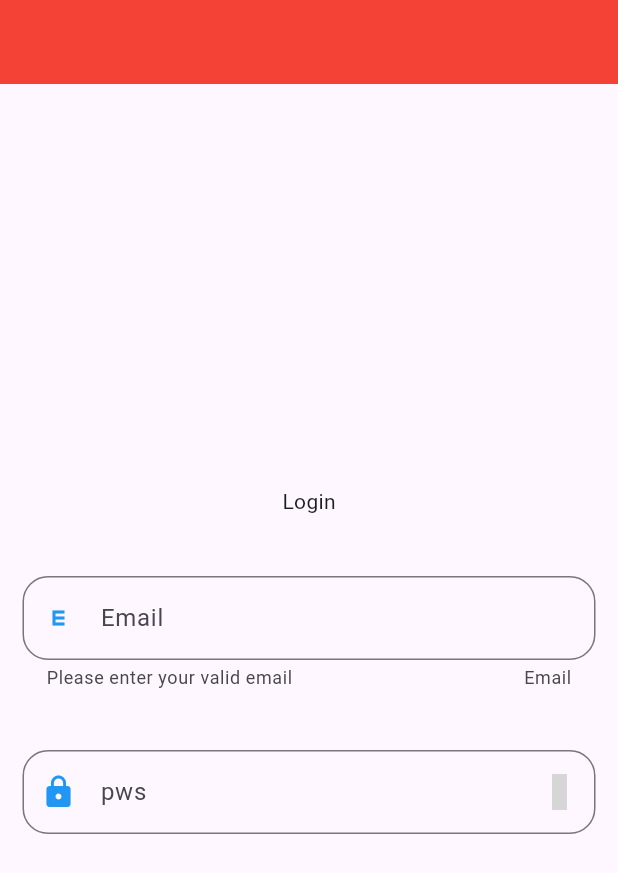
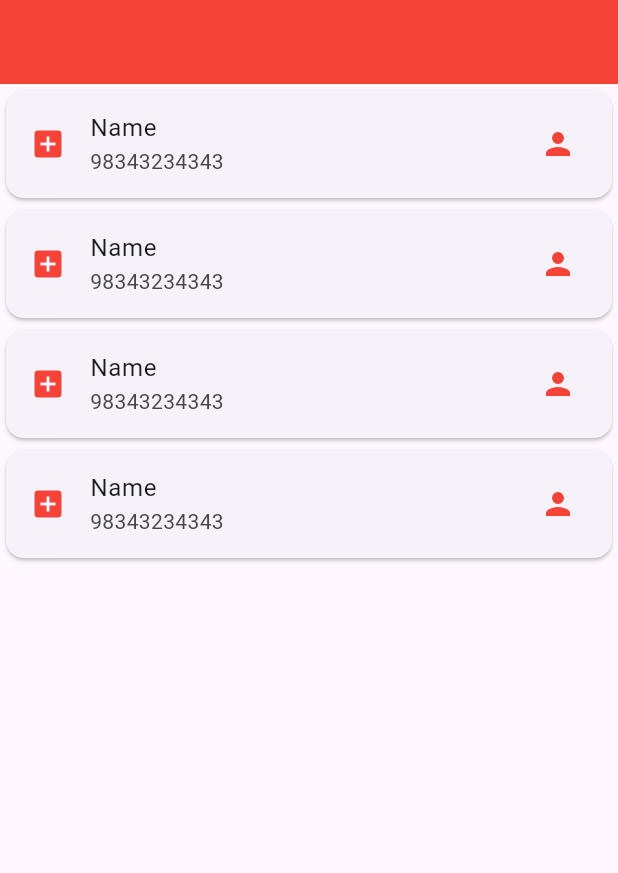
Before and after one commit to kripas1369/atomicapp, a Flutter app: the screen it shows after launch, on a phone screen of 412 x 824 dp. Shown: the top 873 px of the screen. Run offline on Flutter 3.47's test engine with Material 3 defaults, Android fonts, the phone set to English and light mode, and no system bars; grey boxes are pictures that could not be loaded.

Commit message:
we add listtile in our app

```diff
--- /dev/null
+++ b/lib/ListTile.dart
@@ -0,0 +1,57 @@
+import 'package:flutter/material.dart';
+
+class OurListTile extends StatelessWidget {
+  const OurListTile({super.key});
+
+  @override
+  Widget build(BuildContext context) {
+    return Scaffold(
+      appBar: AppBar(),
+      body:ListView(
+        scrollDirection: Axis.vertical,
+        children: [
+          Card(
+            child: ListTile(
+              onTap: (){},
+              iconColor: Colors.red,
+              title: Text("Name"),
+              subtitle: Text("98343234343"),
+              leading: Icon(Icons.add_box),
+              trailing:Icon(Icons.person),
+            ),
+          ),
+          Card(
+            child: ListTile(
+              onTap: (){},
+              iconColor: Colors.red,
+              title: Text("Name"),
+              subtitle: Text("98343234343"),
+              leading: Icon(Icons.add_box),
+              trailing:Icon(Icons.person),
+            ),
+          ),
+          Card(
+            child: ListTile(
+              onTap: (){},
+              iconColor: Colors.red,
+              title: Text("Name"),
+              subtitle: Text("98343234343"),
+              leading: Icon(Icons.add_box),
+              trailing:Icon(Icons.person),
+            ),
+          ),
+          Card(
+            child: ListTile(
+              onTap: (){},
+              iconColor: Colors.red,
+              title: Text("Name"),
+              subtitle: Text("98343234343"),
+              leading: Icon(Icons.add_box),
+              trailing:Icon(Icons.person),
+            ),
+          ),
+        ],
+      )
+    );
+  }
+}
--- a/lib/Textfield.dart
+++ b/lib/Textfield.dart
@@ -61,18 +61,11 @@ class _OurTextfieldState extends State<OurTextfield> {
                            });
                           },
                           icon: Icon(
-                                  clicked
+                                  click
                                   ?Icons.visibility_outlined
                                   :Icons.visibility_off_outlined
 
                           )
-
-
-
-
-
-
-
                       ),
                       suffixIconColor: Colors.grey
                   ),
--- a/lib/main.dart
+++ b/lib/main.dart
@@ -1,10 +1,5 @@
-import 'package:atomicapp/TextWidget.dart';
+import 'package:atomicapp/ListTile.dart';
 import 'package:flutter/material.dart';
-import 'package:atomicapp/AppBar.dart';
-import 'package:atomicapp/RowAndColoum.dart';
-import 'package:atomicapp/Container.dart';
-import 'package:atomicapp/CardDesign.dart';
-import 'package:atomicapp/Textfield.dart';
 
 void main() {
   runApp( AtomApp());
@@ -20,7 +15,7 @@ class AtomApp extends StatelessWidget {
         color: Colors.red
       )),
 
-      home:OurTextfield()
+      home:OurListTile()
     );
   }
 }
```
